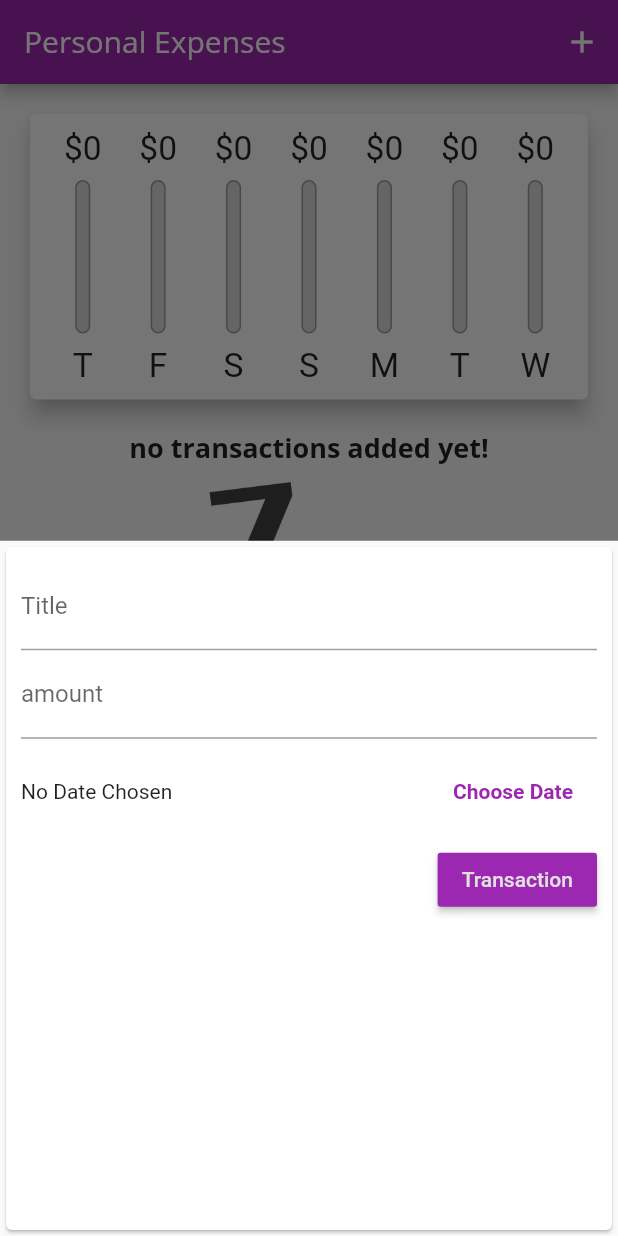
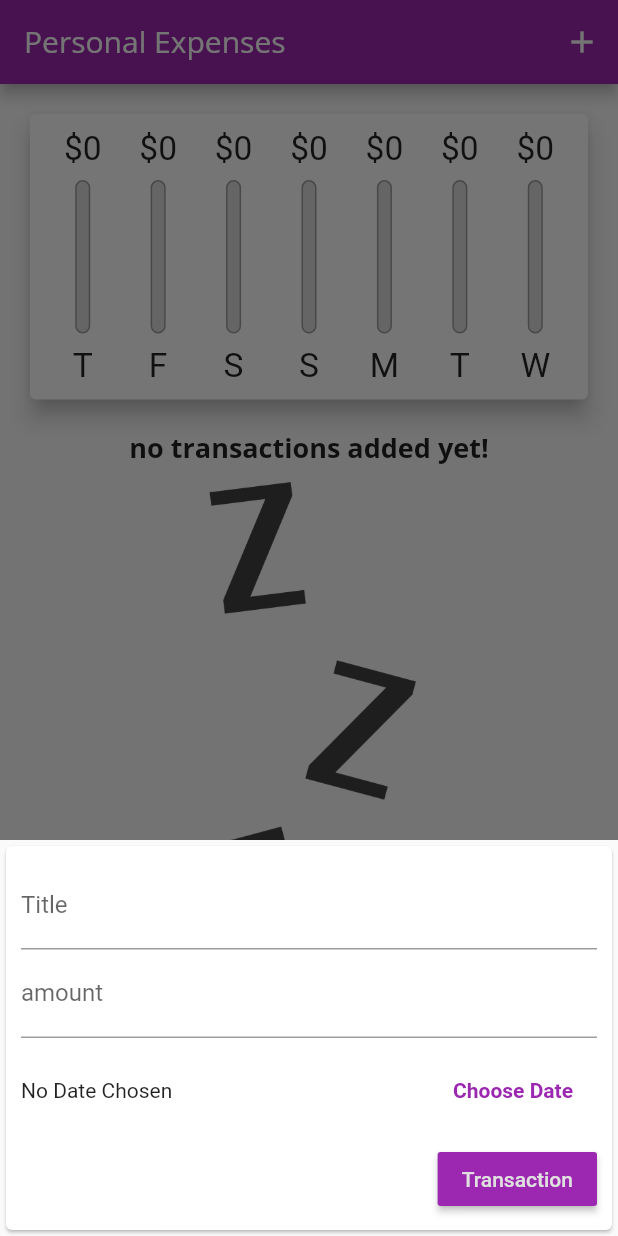
Before and after one commit to MariamGad/personal_expenses_app, a Flutter app: the screen it shows after launch, after a tap on the "add" icon, on a phone screen of 412 x 824 dp. Run offline on Flutter 3.47's test engine with Material 2 defaults, Android fonts, the phone set to English and light mode, and no system bars.

Commit message:
managing the mediaQuery object

```diff
--- a/lib/main.dart
+++ b/lib/main.dart
@@ -108,8 +108,8 @@ class _MyHomePageState extends State<MyHomePage> {
 
   @override
   Widget build(BuildContext context) {
-    final isLandscape =
-        MediaQuery.of(context).orientation == Orientation.landscape;
+    final mediaQuery = MediaQuery.of(context);
+    final isLandscape = mediaQuery.orientation == Orientation.landscape;
     final appBar = AppBar(
       title: Text(
         'Personal Expenses',
@@ -122,9 +122,9 @@ class _MyHomePageState extends State<MyHomePage> {
       ],
     );
     final txListWidget = Container(
-      height: (MediaQuery.of(context).size.height -
+      height: (mediaQuery.size.height -
               appBar.preferredSize.height -
-              MediaQuery.of(context).padding.top) *
+              mediaQuery.padding.top) *
           0.7,
       child: TransactionList(_userTransactions, _deleteTransaction),
     );
@@ -152,9 +152,9 @@ class _MyHomePageState extends State<MyHomePage> {
               ),
             if (!isLandscape)
               Container(
-                height: (MediaQuery.of(context).size.height -
+                height: (mediaQuery.size.height -
                         appBar.preferredSize.height -
-                        MediaQuery.of(context).padding.top) *
+                        mediaQuery.padding.top) *
                     0.3,
                 child: Chart(_recentTransactions),
               ),
@@ -162,9 +162,9 @@ class _MyHomePageState extends State<MyHomePage> {
             if (isLandscape)
               _showChart
                   ? Container(
-                      height: (MediaQuery.of(context).size.height -
+                      height: (mediaQuery.size.height -
                               appBar.preferredSize.height -
-                              MediaQuery.of(context).padding.top) *
+                              mediaQuery.padding.top) *
                           0.7,
                       child: Chart(_recentTransactions),
                     )
--- a/lib/widgets/new_transaction.dart
+++ b/lib/widgets/new_transaction.dart
@@ -51,9 +51,15 @@ class _NewTransactionState extends State<NewTransaction> {
 
   @override
   Widget build(BuildContext context) {
-    return Card(
+    return SingleChildScrollView(
+      child: Card(
         child: Container(
-        padding: EdgeInsets.all(10.0),
+          padding: EdgeInsets.only(
+            top: 10.0,
+            left: 10.0,
+            right: 10.0,
+            bottom: MediaQuery.of(context).viewInsets.bottom + 10,
+          ),
           child: Column(
             crossAxisAlignment: CrossAxisAlignment.end,
             children: <Widget>[
@@ -98,6 +104,7 @@ class _NewTransactionState extends State<NewTransaction> {
             ],
           ),
         ),
+      ),
     );
   }
 }
```
Also changed, not shown: lib/widgets/transaction_list.dart (+13 -1 lines). Lines whose indentation alone changed are shown as unchanged.
